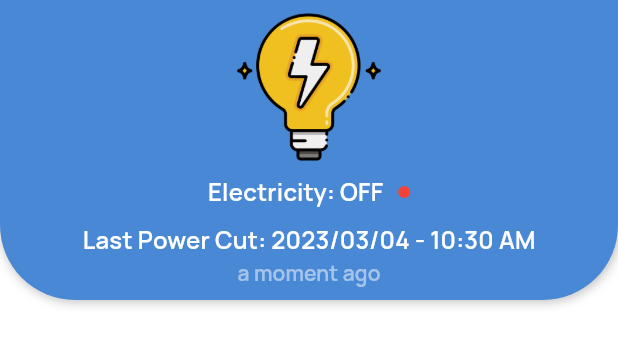
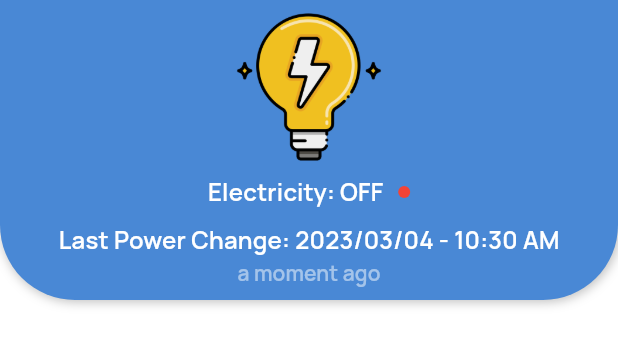
Before and after one commit to Aggir/Aggir-Smart-Home-Power-Management-System, a Flutter app: the ElectricityDetails widget shown alone on an empty page, opened directly with empty values, on a phone screen of 412 x 824 dp. Shown: the top 346 px of the screen. Run offline on Flutter 3.47's test engine with Material 2 defaults, Android fonts, the phone set to English and light mode, and no system bars; our stand-ins replace bloc, connectivity_plus, equatable, firebase_core, firebase_database, firebase_messaging and 5 more; accounts and stored records are empty.

Commit message:
Last commit

```diff
--- a/lib/presentation/resources/app_strings.dart
+++ b/lib/presentation/resources/app_strings.dart
@@ -5,7 +5,7 @@ class AppStrings {
   static const String devices = "Devices";
   static const String history = "History";
   static const String electricity = "Electricity";
-  static const String lastPowerCut = "Last Power Cut";
+  static const String lastPowerChange = "Last Power Change";
   static const String generator = "Generator";
   static const String stateOff = "OFF";
   static const String stateOn = "ON";
--- a/lib/presentation/screens/home/components/electricity_details.dart
+++ b/lib/presentation/screens/home/components/electricity_details.dart
@@ -59,7 +59,7 @@ class ElectricityDetails extends StatelessWidget {
             ),
             Column(
               children: [
-                Text('${AppStrings.lastPowerCut}: $dateTime',
+                Text('${AppStrings.lastPowerChange}: $dateTime',
                     style: Theme.of(context).textTheme.titleMedium),
                 Text(timeago.format(state.electricityData.lastPowerCut),
                     style: Theme.of(context).textTheme.titleSmall),
```
